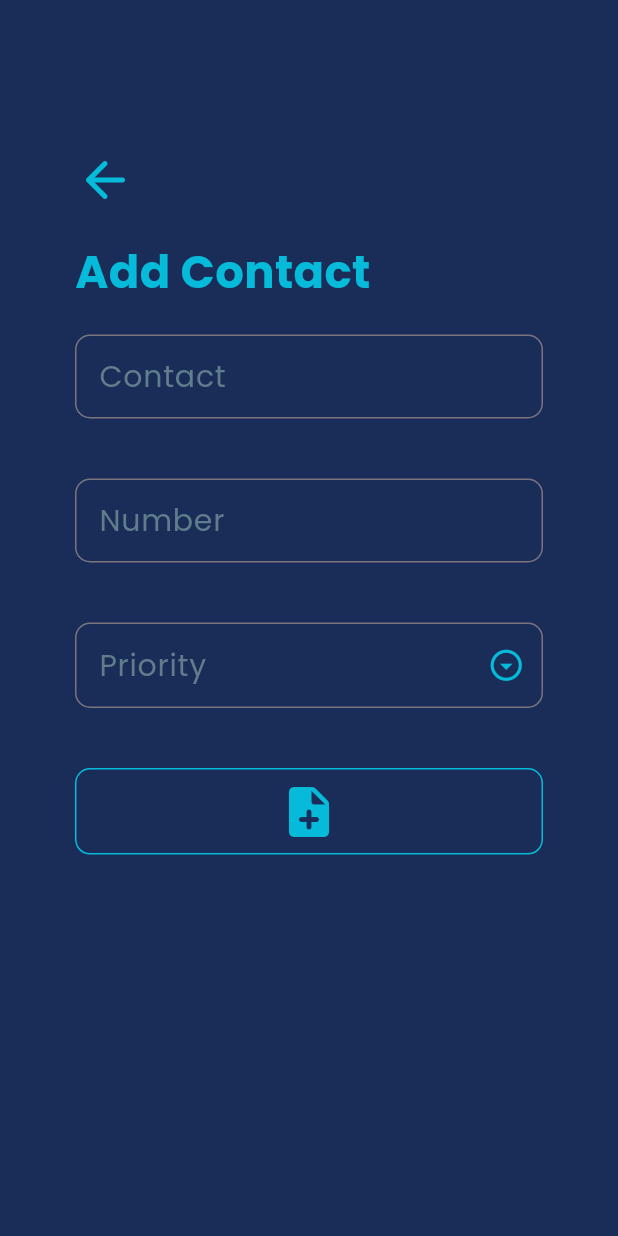
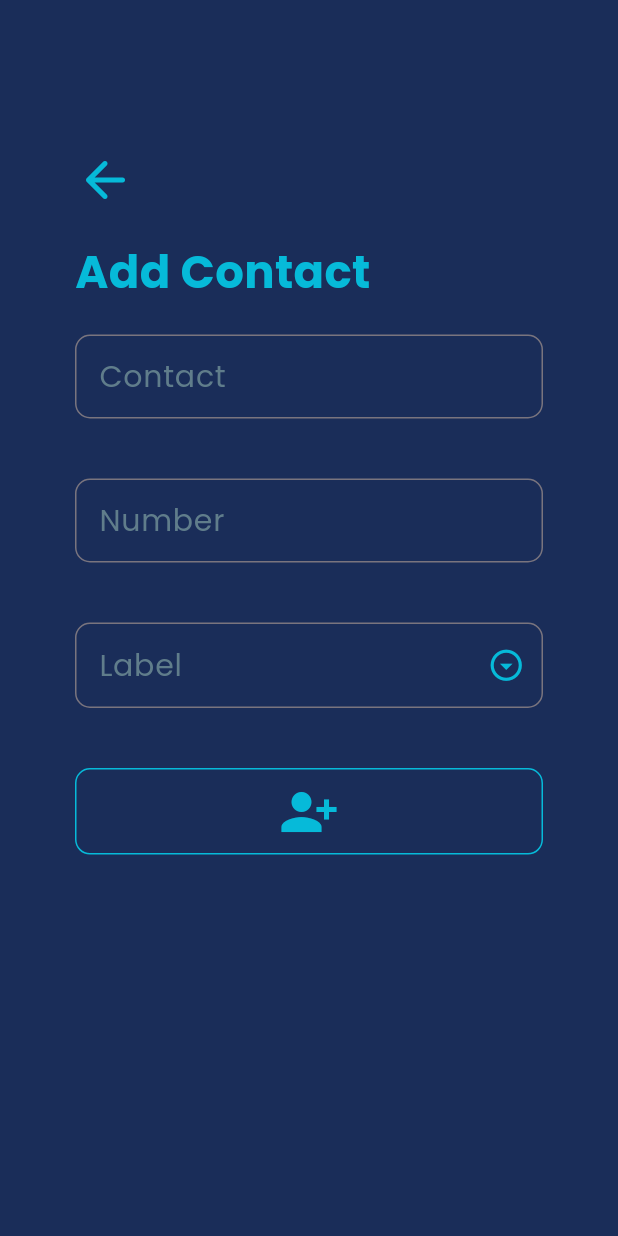
Before and after one commit to KNURanasinghe/Contact-Buddy-Master, a Flutter app: the screen it shows after launch, after a tap on the "person add alt 1" icon, on a phone screen of 412 x 824 dp. Run offline on Flutter 3.47's test engine with Material 3 defaults, Android fonts, the phone set to English and light mode, and no system bars; our stand-ins replace google_fonts, sqflite; accounts and stored records are empty.

Commit message:
Update addContact.dart

```diff
--- a/contactsbuddy_master/lib/screens/addContact.dart
+++ b/contactsbuddy_master/lib/screens/addContact.dart
@@ -145,10 +145,10 @@ class _AddTaskState extends State<AddContacts> {
                           icon:
                               const Icon(Icons.arrow_drop_down_circle_outlined),
                           validator: (val) =>
-                              (val == null) ? "Please add a priority" : null,
+                              (val == null) ? "Please add a Label" : null,
                           onSaved: (val) => priority = val.toString(),
                           decoration: InputDecoration(
-                              labelText: "Priority",
+                              labelText: "Label",
                               labelStyle: const TextStyle(
                                   fontSize: 20, color: Colors.blueGrey),
                               border: OutlineInputBorder(
@@ -175,7 +175,7 @@ class _AddTaskState extends State<AddContacts> {
                         child: IconButton(
                           icon: Icon(
                             widget.task.isEmpty
-                                ? Icons.note_add_rounded
+                                ? Icons.person_add_alt_1
                                 : Icons.update,
                             size: 40,
                             color: const Color(0XFF06BAD9),
```
